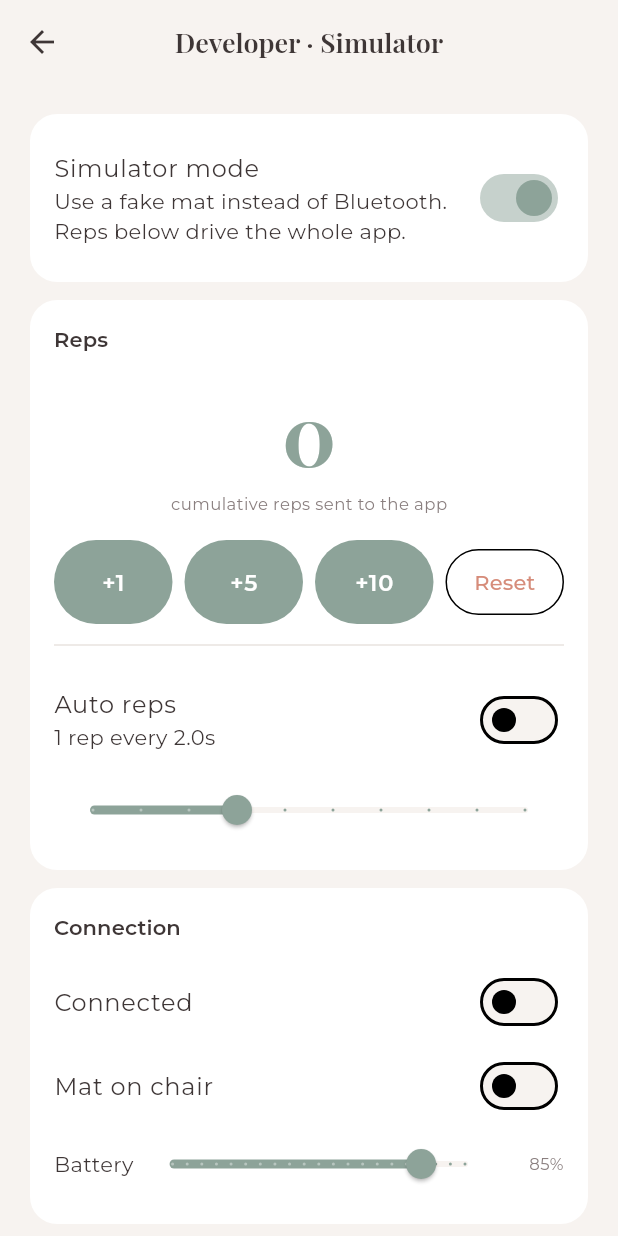
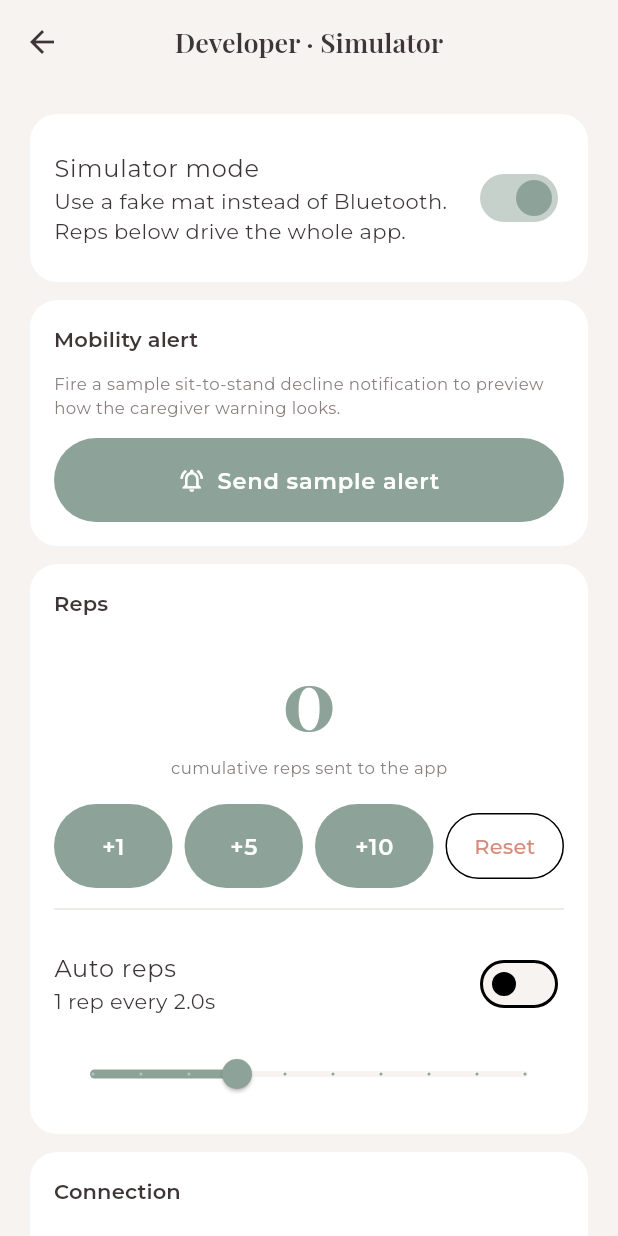
Before and after one commit to yawenchua-create/incremat, a Flutter app: the DebugScreen screen opened directly, after a tap on "Simulator mode", on a phone screen of 412 x 824 dp. Run offline on Flutter 3.47's test engine with Material 3 defaults, Android fonts, the phone set to English and light mode, and no system bars; our stand-ins replace cloud_firestore, firebase_auth, firebase_core, firebase_messaging, fl_chart, flutter_blue_plus and 10 more; missing offline and left inert: nfc_manager; accounts and stored records are empty.

Commit message:
Add debug-screen mobility alert preview card
Adds a _MobilityAlertCard to the debug screen that fires a sample
sit-to-stand decline notification on demand, so the caregiver warning
can be previewed without waiting for a real decline. Wires in the
senior provider and notification service, and adds the EN/中文 strings.

Co-Authored-By: Claude Opus 4.8 <noreply@anthropic.com>

```diff
--- a/lib/features/settings/debug_screen.dart
+++ b/lib/features/settings/debug_screen.dart
@@ -4,7 +4,9 @@ import '../../core/constants/app_colors.dart';
 import '../../core/constants/app_text_styles.dart';
 import '../../l10n/app_localizations.dart';
 import '../../providers/hardware_provider.dart';
+import '../../providers/senior_provider.dart';
 import '../../services/hardware/simulator_hardware_service.dart';
+import '../../services/notifications/notification_service.dart';
 
 /// Developer tools: drive a fake mat so the whole app can be tested without
 /// doing real reps on the hardware.
@@ -64,6 +66,9 @@ class _DebugScreenState extends ConsumerState<DebugScreen> {
                     ref.read(simulatorModeProvider.notifier).set(v),
               ),
             ),
+            // Notification preview — independent of the simulator, so it works
+            // whether or not a fake mat is running.
+            const _MobilityAlertCard(),
             // Gate on the persisted simMode (not the live service instance) so
             // the controls don't collapse during a service swap; show a stable
             // placeholder for the brief moment before the simulator is ready.
@@ -340,6 +345,58 @@ class _SpeedCard extends StatelessWidget {
   );
 }
 
+/// Fires a sample mobility-decline notification so the caregiver warning can be
+/// previewed on demand, without waiting for a real decline in the data.
+class _MobilityAlertCard extends ConsumerWidget {
+  const _MobilityAlertCard();
+
+  @override
+  Widget build(BuildContext context, WidgetRef ref) {
+    final l = AppLocalizations.of(context);
+    return _debugCard(
+      child: Column(
+        crossAxisAlignment: CrossAxisAlignment.start,
+        children: [
+          _sectionTitle(l.devMobilityAlert),
+          Text(l.devMobilityAlertHint, style: AppTextStyles.caption),
+          const SizedBox(height: 12),
+          SizedBox(
+            width: double.infinity,
+            child: ElevatedButton.icon(
+              icon: const Icon(Icons.notifications_active_outlined, size: 18),
+              onPressed: () => _fire(context, ref),
+              style: ElevatedButton.styleFrom(
+                padding: const EdgeInsets.symmetric(vertical: 12),
+              ),
+              label: Text(l.devSendSampleAlert),
+            ),
+          ),
+        ],
+      ),
+    );
+  }
+
+  Future<void> _fire(BuildContext context, WidgetRef ref) async {
+    // Attribute to the senior in view if there is one, else a placeholder so the
+    // preview works even before any senior is added.
+    final senior = ref.read(selectedSeniorProvider);
+    final id = senior?.id ?? 'sample-senior';
+    final name = senior?.name ?? 'Betty';
+    // Mirrors the real day-drop wording in MobilityAlertWatcher.
+    await NotificationService().showMobilityAlert(
+      id,
+      'Mobility check-in',
+      "$name's sit-to-stand was 32% slower than usual today. "
+          'Consider checking in.',
+    );
+    if (context.mounted) {
+      ScaffoldMessenger.of(context).showSnackBar(
+        SnackBar(content: Text(AppLocalizations.of(context).devSendSampleAlert)),
+      );
+    }
+  }
+}
+
 class _NfcCard extends StatelessWidget {
   const _NfcCard({required this.sim, required this.controller});
   final SimulatorHardwareService sim;
--- a/lib/l10n/app_localizations.dart
+++ b/lib/l10n/app_localizations.dart
@@ -343,6 +343,13 @@ class AppLocalizations {
   );
   String get devCardUidHint => _t('card UID (hex)', '卡片 UID（十六进制）');
   String get devEmit => _t('Emit', '发送');
+
+  String get devMobilityAlert => _t('Mobility alert', '活动预警');
+  String get devMobilityAlertHint => _t(
+    'Fire a sample sit-to-stand decline notification to preview how the caregiver warning looks.',
+    '发送一条示例的起坐能力下降通知，以预览看护者预警的样子。',
+  );
+  String get devSendSampleAlert => _t('Send sample alert', '发送示例预警');
 
   // ── Reports / PDF export ────────────────────────────────────────────────────
   String get exportMobilityReport => _t('Export Mobility Report', '导出活动报告');
```
